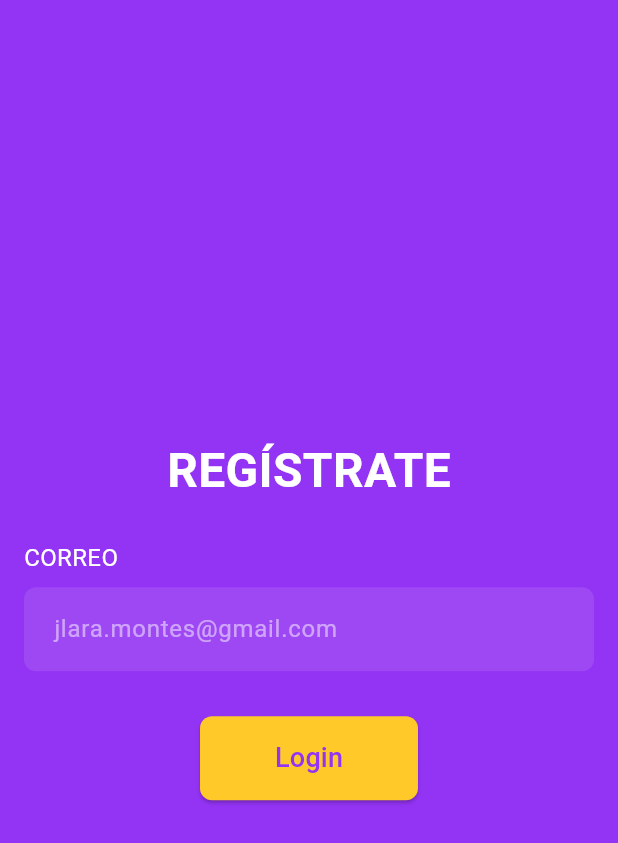
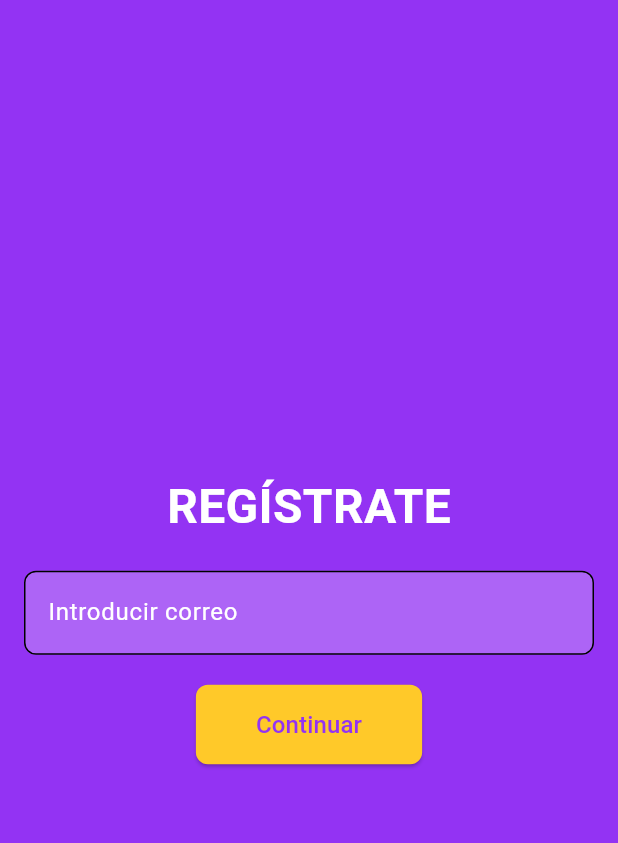
Before and after one commit to AleOc94/InfluagencyApp, a Flutter app: the screen it shows after launch, after a tap on "ENTRAR CON E-MAIL", on a phone screen of 412 x 824 dp. Shown: the top 843 px of the screen. Run offline on Flutter 3.47's test engine with Material 3 defaults, Android fonts, the phone set to English and light mode, and no system bars.

Commit message:
Impementacion de registro

```diff
--- a/lib/main.dart
+++ b/lib/main.dart
@@ -35,7 +35,7 @@ class MainScreen extends StatelessWidget {
 
               Image.asset(
                 'assets/images/influagency_logo.png', // Asegúrate de tener esta imagen en tu carpeta de assets
-                height: 100,
+                height: 200,
               ),
               SizedBox(height: 50),
               Text(
--- a/lib/registro_correo.dart
+++ b/lib/registro_correo.dart
@@ -1,16 +1,18 @@
 import 'package:flutter/material.dart';
+import 'bienvenida.dart'; // Importa la pantalla de bienvenida
 
 class RegistroCorreoScreen extends StatelessWidget {
+  final TextEditingController _emailController = TextEditingController();
+
   @override
   Widget build(BuildContext context) {
     return Scaffold(
       backgroundColor: Color(0xFF9333f3), // Fondo morado
       body: Padding(
-        padding: EdgeInsets.all(16.0),
-        child: Center(
+        padding: const EdgeInsets.all(16.0),
         child: Column(
           mainAxisAlignment: MainAxisAlignment.center,
-            children: <Widget>[
+          children: [
             Text(
               'REGÍSTRATE',
               style: TextStyle(
@@ -19,59 +21,56 @@ class RegistroCorreoScreen extends StatelessWidget {
                 fontWeight: FontWeight.bold,
               ),
             ),
-              SizedBox(height: 8),
-              // Obviar el texto de "Inicia sesión para continuar"
-              SizedBox(height: 16),
-              Align(
-                alignment: Alignment.centerLeft,
-                child: Text(
-                  'CORREO',
-                  style: TextStyle(
-                    color: Colors.white,
-                    fontSize: 16,
-                  ),
-                ),
-              ),
-              SizedBox(height: 8),
+            SizedBox(height: 20),
             TextField(
+              controller: _emailController,
               decoration: InputDecoration(
                 filled: true,
-                  fillColor: Colors.white.withOpacity(0.1),
-                  hintText: 'jlara.montes@gmail.com',
-                  hintStyle: TextStyle(color: Colors.white.withOpacity(0.5)),
+                fillColor: Colors.white24,
+                labelText: 'Introducir correo',
+                labelStyle: TextStyle(color: Colors.white),
+                hintText: 'ejemplo@correo.com', // Aquí se añade el hint
+                hintStyle: TextStyle(color: Colors.white60), // Color del hint
                 border: OutlineInputBorder(
-                    borderRadius: BorderRadius.circular(8.0),
-                    borderSide: BorderSide.none,
+                  borderRadius: BorderRadius.circular(8),
                 ),
-                  contentPadding: EdgeInsets.symmetric(horizontal: 16, vertical: 16),
               ),
               style: TextStyle(color: Colors.white),
               keyboardType: TextInputType.emailAddress,
             ),
-              SizedBox(height: 30),
+            SizedBox(height: 20),
             ElevatedButton(
               onPressed: () {
-                  // Acción para el botón de Login
+                if (_emailController.text.isNotEmpty) {
+                                    Navigator.push(
+                    context,
+                    MaterialPageRoute(builder: (context) => BienvenidaScreen()),
+                  );
+                } else {
+                  // Muestra un mensaje de error si el correo está vacío
+                                    ScaffoldMessenger.of(context).showSnackBar(
+                    SnackBar(content: Text('Por favor, ingresa un correo válido')),
+                  );
+                }
               },
               style: ElevatedButton.styleFrom(
-                  backgroundColor: Color(0xFFffc929), // Color de fondo del botón
-                  padding: EdgeInsets.symmetric(horizontal: 50, vertical: 15),
+                backgroundColor: Color(0xFFffc929), // Fondo amarillo
+                padding: EdgeInsets.symmetric(horizontal: 40, vertical: 15),
                 shape: RoundedRectangleBorder(
                   borderRadius: BorderRadius.circular(8),
                 ),
               ),
               child: Text(
-                  'Login',
+                'Continuar',
                 style: TextStyle(
-                    color: Color(0xFF9333f3), // Color del texto del botón
-                    fontSize: 18,
+                  color: Color(0xFF9333f3), // Texto morado
+                  fontSize: 16,
                 ),
               ),
             ),
           ],
         ),
       ),
-      ),
     );
   }
 }
```
Also changed, not shown: lib/InfluencerMarca.dart (added, +85 -0 lines), lib/bienvenida.dart (added, +116 -0 lines). Lines whose indentation alone changed are shown as unchanged.
